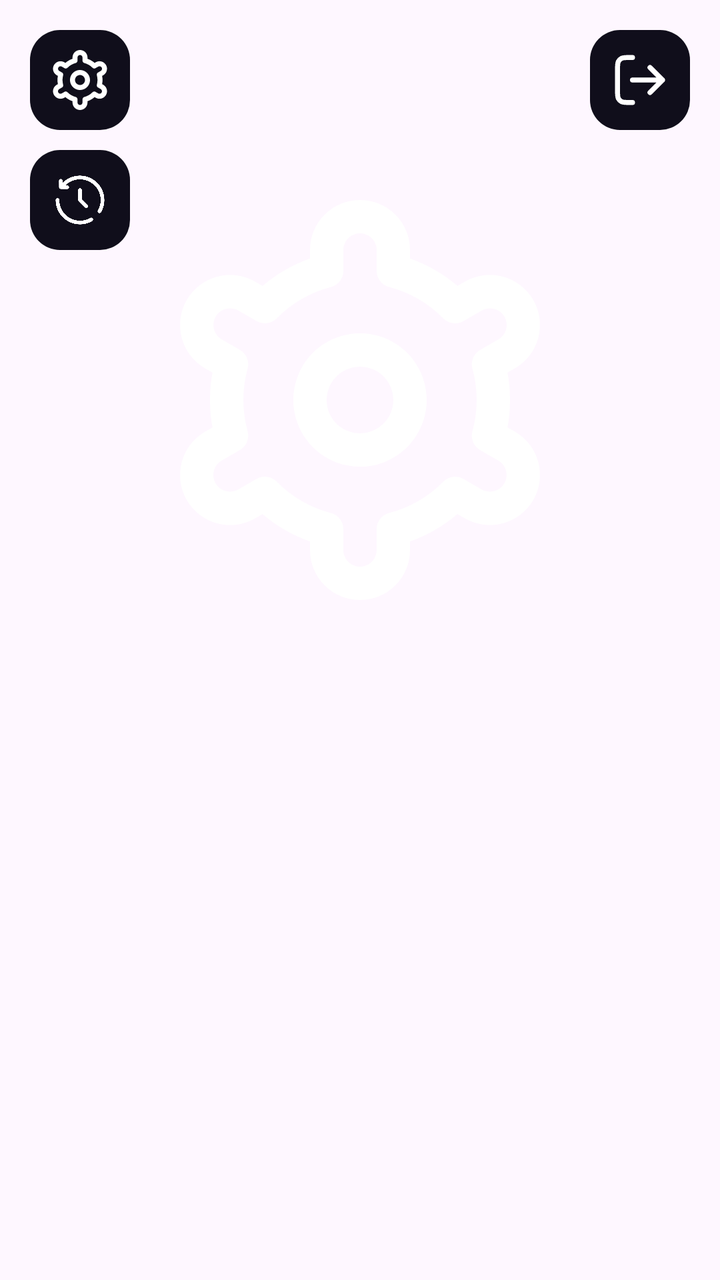
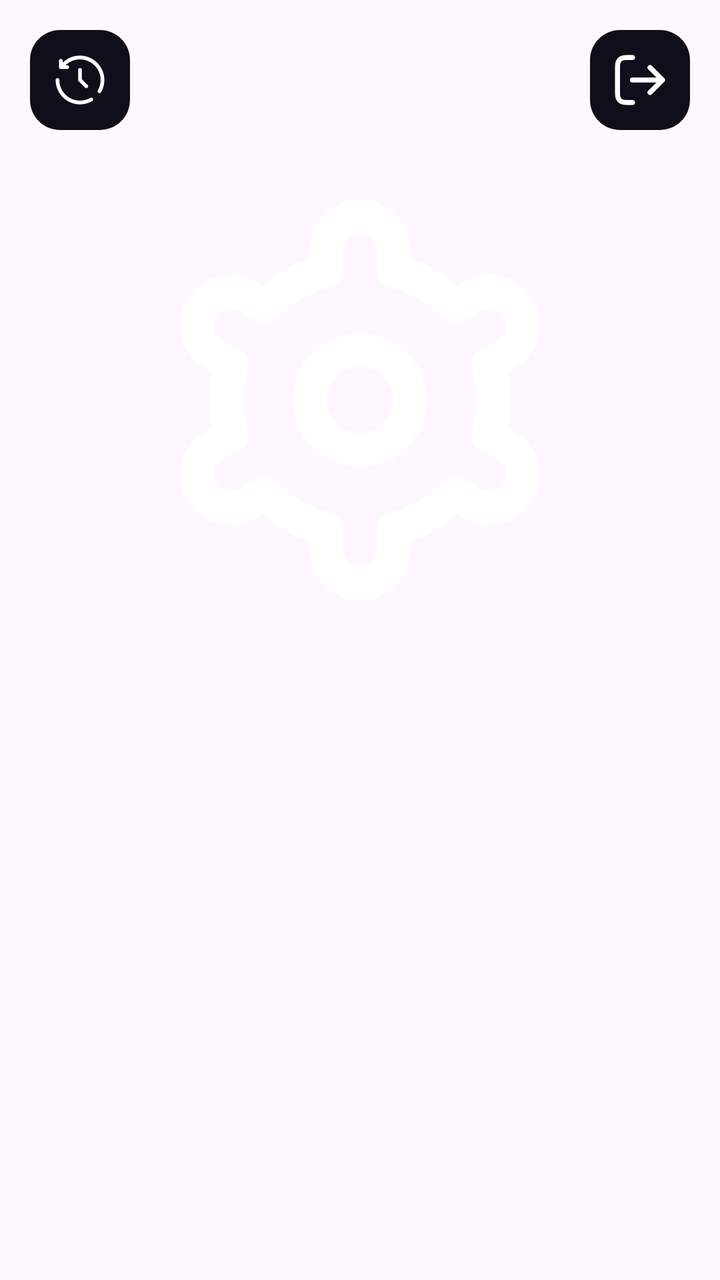

Compare the two renders of this Android layout. The source of the first and the diff that turns it into the second are given below.
<!-- AndroidManifest.xml: application theme Theme.WorldRadio -->
<!-- res/layout/settings_header_expanded.xml -->
<?xml version="1.0" encoding="utf-8"?>
<androidx.constraintlayout.widget.ConstraintLayout
    android:layout_width="match_parent"
    android:layout_height="wrap_content"
    xmlns:android="http://schemas.android.com/apk/res/android"
    xmlns:app="http://schemas.android.com/apk/res-auto">

    <TextView
        android:id="@+id/nameAccountView"
        android:layout_width="wrap_content"
        android:layout_height="wrap_content"
        android:layout_marginTop="20dp"
        android:gravity="center_vertical"
        android:textSize="30sp"
        app:layout_constraintEnd_toEndOf="@+id/avatar_settings"
        app:layout_constraintStart_toStartOf="@+id/avatar_settings"
        app:layout_constraintTop_toBottomOf="@+id/avatar_settings" />


    <ProgressBar
        android:id="@+id/progressBar_Settings"
        style="?android:attr/progressBarStyleHorizontal"
        android:layout_width="0dp"
        android:layout_height="wrap_content"
        android:layout_marginStart="15dp"
        android:layout_marginEnd="5dp"
        android:max="100"
        android:min="0"
        android:visibility="invisible"
        app:layout_constraintStart_toEndOf="@+id/cardView5943768"
        app:layout_constraintEnd_toStartOf="@+id/text_loading_Settings"
        app:layout_constraintTop_toTopOf="@+id/cardView5943768"
        app:layout_constraintBottom_toBottomOf="@+id/cardView5943768"/>

    <TextView
        android:id="@+id/text_loading_Settings"
        android:layout_width="wrap_content"
        android:layout_height="wrap_content"
        android:layout_marginEnd="5dp"
        android:layout_marginStart="5dp"
        android:visibility="invisible"
        android:textSize="14sp"
        app:layout_constraintStart_toEndOf="@+id/progressBar_Settings"
        app:layout_constraintEnd_toStartOf="@id/cardView59437685435"
        app:layout_constraintTop_toTopOf="@+id/progressBar_Settings"
        app:layout_constraintBottom_toBottomOf="@+id/progressBar_Settings"/>

    <androidx.cardview.widget.CardView
        android:id="@+id/cardView59437685435"
        android:layout_width="wrap_content"
        android:layout_height="wrap_content"
        android:layout_marginTop="15dp"
        android:layout_marginEnd="15dp"
        android:background="@color/background"
        app:cardCornerRadius="15dp"
        app:cardElevation="0dp"
        app:layout_constraintEnd_toEndOf="parent"
        app:layout_constraintTop_toTopOf="parent">

        <FrameLayout
            android:layout_width="wrap_content"
            android:layout_height="wrap_content"
            android:background="@color/background">

            <ImageButton
                android:id="@+id/log_out_settings"
                android:layout_width="wrap_content"
                android:layout_height="wrap_content"
                android:layout_gravity="center"
                android:background="?attr/selectableItemBackgroundBorderless"
                android:clickable="true"
                android:focusable="true"
                android:padding="10dp"
                android:src="@drawable/log_out"
                app:tint="@color/white" />
        </FrameLayout>
    </androidx.cardview.widget.CardView>





    <androidx.cardview.widget.CardView
        android:id="@+id/cardView5943768"
        android:layout_width="wrap_content"
        android:layout_height="wrap_content"
        android:layout_marginStart="15dp"
        android:layout_marginTop="15dp"
        android:background="@color/background"
        app:cardCornerRadius="15dp"
        app:cardElevation="0dp"
        app:layout_constraintStart_toStartOf="parent"
        app:layout_constraintTop_toTopOf="parent">

        <FrameLayout
            android:layout_width="wrap_content"
            android:layout_height="wrap_content"
            android:background="@color/background">

            <ImageButton
                android:id="@+id/edit_user_settings"
                android:layout_width="wrap_content"
                android:layout_height="wrap_content"
                android:layout_gravity="center"
                android:background="?attr/selectableItemBackgroundBorderless"
                android:clickable="true"
                android:focusable="true"
                android:padding="10dp"
                android:src="@drawable/fi_rr_settings"
                app:tint="@color/white" />
        </FrameLayout>
    </androidx.cardview.widget.CardView>

    <ImageView
        android:id="@+id/avatar_settings"
        android:layout_width="200dp"
        android:layout_height="200dp"
        android:layout_marginTop="100dp"
        android:scaleType="centerCrop"
        android:src="@drawable/fi_rr_settings"
        app:layout_constraintEnd_toEndOf="parent"
        app:layout_constraintStart_toStartOf="parent"
        app:layout_constraintTop_toTopOf="parent" />

    <androidx.cardview.widget.CardView
        android:id="@+id/cardView0982434385972"
        android:layout_width="wrap_content"
        android:layout_height="wrap_content"
        android:layout_marginTop="10dp"
        android:background="@color/background"
        app:cardCornerRadius="15dp"
        app:cardElevation="0dp"
        app:layout_constraintEnd_toEndOf="@+id/cardView5943768"
        app:layout_constraintStart_toStartOf="@+id/cardView5943768"
        app:layout_constraintTop_toBottomOf="@+id/cardView5943768">

        <FrameLayout
            android:layout_width="wrap_content"
            android:layout_height="wrap_content"
            android:background="@color/background">

            <ImageButton
                android:id="@+id/history_button"
                android:layout_width="wrap_content"
                android:layout_height="wrap_content"
                android:layout_gravity="center"
                android:background="?attr/selectableItemBackgroundBorderless"
                android:clickable="true"
                android:focusable="true"
                android:padding="10dp"
                android:src="@drawable/history"
                app:tint="@color/white" />
        </FrameLayout>
    </androidx.cardview.widget.CardView>

</androidx.constraintlayout.widget.ConstraintLayout>
<!-- resources referenced by this layout -->
<resources>
  <color name="background">#100E1B</color>
  <color name="white">#FFFFFF</color>
  <!-- drawable fi_rr_settings: vector/xml drawable (drawable, 5266 chars, omitted) -->
  <!-- drawable history (drawable) -->
  <vector xmlns:android="http://schemas.android.com/apk/res/android" android:height="30dp" android:viewportHeight="24" android:viewportWidth="24" android:width="30dp">
        
      <path android:fillColor="#00000000" android:pathData="M12,8V12L14.5,14.5" android:strokeColor="#ffffff" android:strokeLineCap="round" android:strokeLineJoin="round" android:strokeWidth="1.5"/>
        
      <path android:fillColor="#ffffff" android:pathData="M5.604,5.604L5.074,5.074V5.074L5.604,5.604ZM4.338,6.871L3.588,6.874C3.59,7.286 3.923,7.619 4.334,7.621L4.338,6.871ZM6.88,7.633C7.294,7.635 7.631,7.301 7.633,6.887C7.635,6.473 7.301,6.135 6.887,6.133L6.88,7.633ZM5.075,4.321C5.073,3.907 4.735,3.573 4.321,3.575C3.907,3.577 3.573,3.915 3.575,4.329L5.075,4.321ZM3.75,12C3.75,11.586 3.414,11.25 3,11.25C2.586,11.25 2.25,11.586 2.25,12H3.75ZM16.875,20.445C17.234,20.238 17.357,19.779 17.149,19.42C16.942,19.062 16.483,18.939 16.125,19.147L16.875,20.445ZM19.147,16.125C18.939,16.483 19.062,16.942 19.42,17.149C19.779,17.357 20.238,17.234 20.445,16.875L19.147,16.125ZM5.14,5.071C4.846,5.363 4.844,5.838 5.135,6.132C5.426,6.426 5.901,6.429 6.196,6.137L5.14,5.071ZM18.862,5.138C15.042,1.318 8.869,1.279 5.074,5.074L6.135,6.135C9.334,2.935 14.557,2.954 17.802,6.199L18.862,5.138ZM5.074,5.074L3.808,6.34L4.868,7.401L6.135,6.135L5.074,5.074ZM4.334,7.621L6.88,7.633L6.887,6.133L4.342,6.121L4.334,7.621ZM5.088,6.867L5.075,4.321L3.575,4.329L3.588,6.874L5.088,6.867ZM12,3.75C16.556,3.75 20.25,7.444 20.25,12H21.75C21.75,6.615 17.385,2.25 12,2.25V3.75ZM12,20.25C7.444,20.25 3.75,16.556 3.75,12H2.25C2.25,17.385 6.615,21.75 12,21.75V20.25ZM16.125,19.147C14.912,19.848 13.504,20.25 12,20.25V21.75C13.775,21.75 15.441,21.275 16.875,20.445L16.125,19.147ZM20.25,12C20.25,13.504 19.848,14.912 19.147,16.125L20.445,16.875C21.275,15.441 21.75,13.775 21.75,12H20.25ZM6.196,6.137C7.687,4.661 9.736,3.75 12,3.75V2.25C9.325,2.25 6.901,3.328 5.14,5.071L6.196,6.137Z"/>
      
  </vector>
  <!-- drawable log_out (drawable) -->
  <vector xmlns:android="http://schemas.android.com/apk/res/android" android:height="30dp" android:viewportHeight="24" android:viewportWidth="24" android:width="30dp">
        
      <path android:fillColor="#00000000" android:pathData="M16,17L21,12M21,12L16,7M21,12H9M9,3H7.8C6.12,3 5.28,3 4.638,3.327C4.074,3.615 3.615,4.074 3.327,4.638C3,5.28 3,6.12 3,7.8V16.2C3,17.88 3,18.72 3.327,19.362C3.615,19.927 4.074,20.385 4.638,20.673C5.28,21 6.12,21 7.8,21H9" android:strokeColor="#ffffff" android:strokeLineCap="round" android:strokeLineJoin="round" android:strokeWidth="2"/>
      
  </vector>
  <style name="Theme.WorldRadio" parent="Base.Theme.WorldRadio" />
  <style name="Base.Theme.WorldRadio" parent="Theme.Material3.DayNight.NoActionBar">
          
          
      </style>
</resources>

<!-- the commit's change to res/layout/settings_header_expanded.xml (unified diff, before → after) -->
@@ -98,7 +98,7 @@
             android:background="@color/background">
 
             <ImageButton
-                android:id="@+id/edit_user_settings"
+                android:id="@+id/history_button"
                 android:layout_width="wrap_content"
                 android:layout_height="wrap_content"
                 android:layout_gravity="center"
@@ -106,8 +106,9 @@
                 android:clickable="true"
                 android:focusable="true"
                 android:padding="10dp"
-                android:src="@drawable/fi_rr_settings"
+                android:src="@drawable/history"
                 app:tint="@color/white" />
+
         </FrameLayout>
     </androidx.cardview.widget.CardView>
 
@@ -128,6 +129,7 @@
         android:layout_height="wrap_content"
         android:layout_marginTop="10dp"
         android:background="@color/background"
+        android:visibility="gone"
         app:cardCornerRadius="15dp"
         app:cardElevation="0dp"
         app:layout_constraintEnd_toEndOf="@+id/cardView5943768"
@@ -140,7 +142,7 @@
             android:background="@color/background">
 
             <ImageButton
-                android:id="@+id/history_button"
+                android:id="@+id/edit_user_settings"
                 android:layout_width="wrap_content"
                 android:layout_height="wrap_content"
                 android:layout_gravity="center"
@@ -148,7 +150,7 @@
                 android:clickable="true"
                 android:focusable="true"
                 android:padding="10dp"
-                android:src="@drawable/history"
+                android:src="@drawable/fi_rr_settings"
                 app:tint="@color/white" />
         </FrameLayout>
     </androidx.cardview.widget.CardView>
